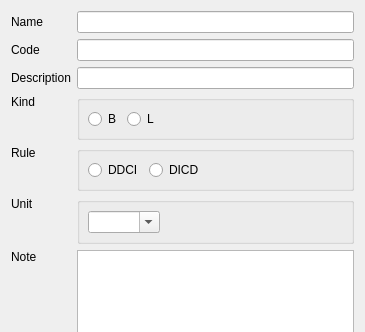
Before: the Qt Designer form dialog/insertnode/insertnodefinance.ui in ytxerp/ytx-client, drawn with Qt 5; both pictures show x 0 to 365 and y 0 to 332 of the 365 by 513 pixel window.
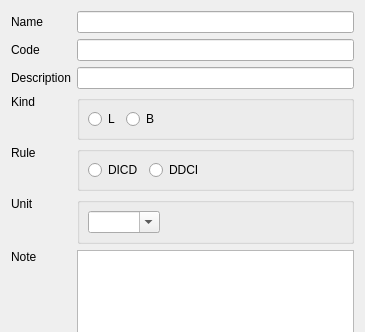
After: the same form once the commit is applied. Custom widgets are drawn as their Qt base class.

```diff
--- a/dialog/insertnode/insertnodefinance.ui
+++ b/dialog/insertnode/insertnodefinance.ui
@@ -90,30 +90,7 @@
       <property name="spacing">
        <number>-1</number>
       </property>
-      <item row="1" column="3">
-       <spacer name="horizontalSpacer_3">
-        <property name="orientation">
-         <enum>Qt::Orientation::Horizontal</enum>
-        </property>
-        <property name="sizeHint" stdset="0">
-         <size>
-          <width>40</width>
-          <height>5</height>
-         </size>
-        </property>
-       </spacer>
-      </item>
       <item row="1" column="1">
-       <widget class="QRadioButton" name="rBtnLeaf">
-        <property name="toolTip">
-         <string>Leaf</string>
-        </property>
-        <property name="text">
-         <string notr="true">L</string>
-        </property>
-       </widget>
-      </item>
-      <item row="1" column="0">
        <widget class="QRadioButton" name="rBtnBranch">
         <property name="toolTip">
          <string>Branch</string>
@@ -123,45 +100,8 @@
         </property>
        </widget>
       </item>
-     </layout>
-    </widget>
-   </item>
-   <item row="5" column="0">
-    <widget class="QLabel" name="labUnit">
-     <property name="toolTip">
-      <string>Cannot be changed once set. Delete and recreate to modify.</string>
-     </property>
-     <property name="text">
-      <string>Unit</string>
-     </property>
-     <property name="alignment">
-      <set>Qt::AlignmentFlag::AlignLeading|Qt::AlignmentFlag::AlignLeft|Qt::AlignmentFlag::AlignTop</set>
-     </property>
-    </widget>
-   </item>
-   <item row="4" column="1" colspan="3">
-    <widget class="QGroupBox" name="groupBox">
-     <property name="title">
-      <string/>
-     </property>
-     <layout class="QGridLayout" name="gridLayout">
-      <property name="leftMargin">
-       <number>8</number>
-      </property>
-      <property name="topMargin">
-       <number>8</number>
-      </property>
-      <property name="rightMargin">
-       <number>8</number>
-      </property>
-      <property name="bottomMargin">
-       <number>8</number>
-      </property>
-      <property name="spacing">
-       <number>-1</number>
-      </property>
-      <item row="0" column="3">
-       <spacer name="horizontalSpacer_2">
+      <item row="1" column="4">
+       <spacer name="horizontalSpacer_3">
         <property name="orientation">
          <enum>Qt::Orientation::Horizontal</enum>
         </property>
@@ -173,23 +113,13 @@
         </property>
        </spacer>
       </item>
-      <item row="0" column="1">
-       <widget class="QRadioButton" name="rBtnDICD">
+      <item row="1" column="0">
+       <widget class="QRadioButton" name="rBtnLeaf">
         <property name="toolTip">
          <string>Debit Increase, Credit Decrease</string>
         </property>
         <property name="text">
-         <string notr="true">DICD</string>
-        </property>
-       </widget>
-      </item>
-      <item row="0" column="0">
-       <widget class="QRadioButton" name="rBtnDDCI">
-        <property name="toolTip">
-         <string>Debit Decrease, Credit Increase</string>
-        </property>
-        <property name="text">
-         <string notr="true">DDCI</string>
+         <string notr="true">L</string>
         </property>
        </widget>
       </item>
@@ -357,6 +287,73 @@
      </layout>
     </widget>
    </item>
+   <item row="5" column="0">
+    <widget class="QLabel" name="labUnit">
+     <property name="toolTip">
+      <string>Cannot be changed once set. Delete and recreate to modify.</string>
+     </property>
+     <property name="text">
+      <string>Unit</string>
+     </property>
+     <property name="alignment">
+      <set>Qt::AlignmentFlag::AlignLeading|Qt::AlignmentFlag::AlignLeft|Qt::AlignmentFlag::AlignTop</set>
+     </property>
+    </widget>
+   </item>
+   <item row="4" column="1" colspan="3">
+    <widget class="QGroupBox" name="groupBox">
+     <property name="title">
+      <string/>
+     </property>
+     <layout class="QHBoxLayout" name="horizontalLayout">
+      <property name="leftMargin">
+       <number>8</number>
+      </property>
+      <property name="topMargin">
+       <number>8</number>
+      </property>
+      <property name="rightMargin">
+       <number>8</number>
+      </property>
+      <property name="bottomMargin">
+       <number>8</number>
+      </property>
+      <item>
+       <widget class="QRadioButton" name="rBtnDICD">
+        <property name="toolTip">
+         <string>Debit Increase, Credit Decrease</string>
+        </property>
+        <property name="text">
+         <string notr="true">DICD</string>
+        </property>
+       </widget>
+      </item>
+      <item>
+       <widget class="QRadioButton" name="rBtnDDCI">
+        <property name="toolTip">
+         <string>Debit Decrease, Credit Increase</string>
+        </property>
+        <property name="text">
+         <string notr="true">DDCI</string>
+        </property>
+       </widget>
+      </item>
+      <item>
+       <spacer name="horizontalSpacer_2">
+        <property name="orientation">
+         <enum>Qt::Orientation::Horizontal</enum>
+        </property>
+        <property name="sizeHint" stdset="0">
+         <size>
+          <width>40</width>
+          <height>10</height>
+         </size>
+        </property>
+       </spacer>
+      </item>
+     </layout>
+    </widget>
+   </item>
   </layout>
  </widget>
  <customwidgets>
```
Left out of the diff: 166 changed lines with no effect on the pictures.
